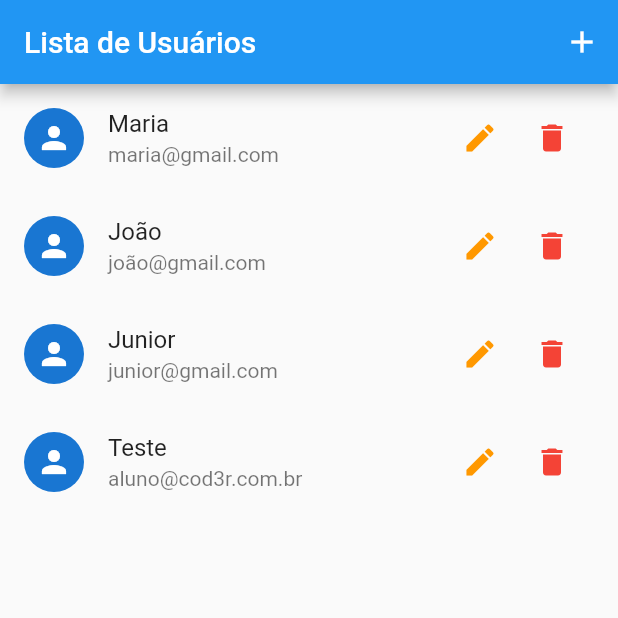
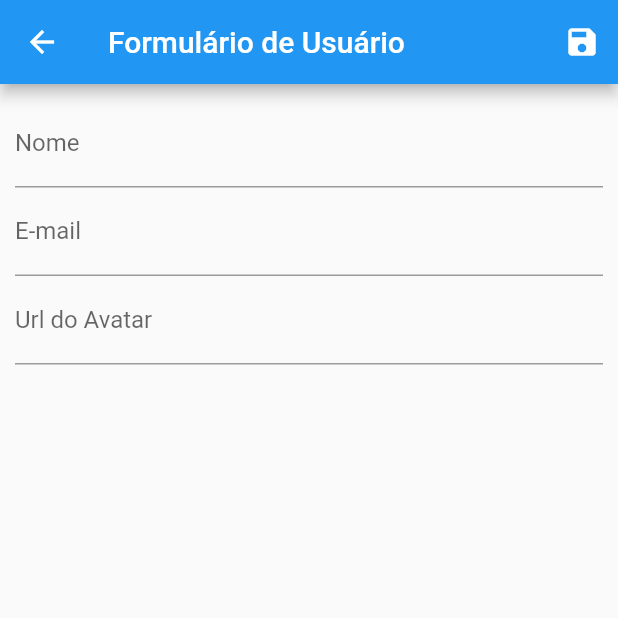
Before and after one commit to ludani/flutter_crud, a Flutter app: the screen it shows after launch, after a tap on the "add" icon, on a phone screen of 412 x 824 dp, the top half of it. Run offline on Flutter 3.47's test engine with Material 2 defaults, Android fonts, the phone set to English and light mode, and no system bars.

Commit message:
navegação

```diff
--- a/lib/components/user_tile.dart
+++ b/lib/components/user_tile.dart
@@ -1,5 +1,6 @@
 import 'package:flutter/material.dart';
 import 'package:flutter_crud/models/user.dart';
+import 'package:flutter_crud/routes/app_routes.dart';
 
 class UserTile extends StatelessWidget {
   final User user;
@@ -24,7 +25,9 @@ class UserTile extends StatelessWidget {
               IconButton(
                 icon: Icon(Icons.edit),
                 color: Colors.orange,
-                onPressed: () {},
+                onPressed: () {
+                  Navigator.of(context).pushNamed(AppRoutes.USER_FORM);
+                },
               ),
               IconButton(
                 icon: Icon(Icons.delete),
--- a/lib/main.dart
+++ b/lib/main.dart
@@ -1,5 +1,7 @@
 import 'package:flutter/material.dart';
 import 'package:flutter_crud/provider/users.dart';
+import 'package:flutter_crud/routes/app_routes.dart';
+import 'package:flutter_crud/views/user_form.dart';
 import 'package:flutter_crud/views/user_list.dart';
 import 'package:provider/provider.dart';
 
@@ -23,7 +25,11 @@ class MyApp extends StatelessWidget {
           primarySwatch: Colors.blue,
           visualDensity: VisualDensity.adaptivePlatformDensity,
         ),
-        home: UserList(),
+        // home: UserList(),
+        routes: {
+          AppRoutes.HOME: (_) => UserList(),
+          AppRoutes.USER_FORM: (_) => UserForm(),
+        },
       ),
     );
   }
--- a/lib/provider/users.dart
+++ b/lib/provider/users.dart
@@ -24,8 +24,10 @@ class Users with ChangeNotifier {
       return;
     }
 
+    if (user.id != null && user.id.trim().isEmpty && _items.containsKey(user.id)) {
+      _items.update(user.id, (_) => User(id: user.id, name: user.name, email: user.email, avatarUrl: user.avatarUrl));
+    } else {
       final id = Random().nextDouble().toString();
-
       _items.putIfAbsent(
         '1000',
         () => User(
@@ -35,9 +37,17 @@ class Users with ChangeNotifier {
           avatarUrl: user.avatarUrl,
         ),
       );
-    // adicionar
-    // ou alterar
+    }
 
     notifyListeners();
   }
+
+  void remove(User user) {
+    if (user != null && user.id != null) {
+      _items.remove(user.id);
+      notifyListeners();
     }
+  }
+}
+
+void remove(User byIndex) {}
--- /dev/null
+++ b/lib/routes/app_routes.dart
@@ -0,0 +1,4 @@
+class AppRoutes {
+  static const HOME = '/';
+  static const USER_FORM = '/user-form';
+}
--- /dev/null
+++ b/lib/views/user_form.dart
@@ -0,0 +1,38 @@
+import 'package:flutter/material.dart';
+
+class UserForm extends StatelessWidget {
+  @override
+  Widget build(BuildContext context) {
+    return Scaffold(
+      appBar: AppBar(
+        title: Text('Formulário de Usuário'),
+        actions: <Widget>[
+          IconButton(
+            icon: Icon(Icons.save),
+            onPressed: () => {
+              Navigator.of(context).pop(),
+            },
+          ),
+        ],
+      ),
+      body: Padding(
+        padding: EdgeInsets.all(10),
+        child: Form(
+          child: Column(
+            children: <Widget>[
+              TextFormField(
+                decoration: InputDecoration(labelText: 'Nome'),
+              ),
+              TextFormField(
+                decoration: InputDecoration(labelText: 'E-mail'),
+              ),
+              TextFormField(
+                decoration: InputDecoration(labelText: 'Url do Avatar'),
+              )
+            ],
+          ),
+        ),
+      ),
+    );
+  }
+}
--- a/lib/views/user_list.dart
+++ b/lib/views/user_list.dart
@@ -2,6 +2,7 @@ import 'package:flutter/material.dart';
 import 'package:flutter_crud/components/user_tile.dart';
 import 'package:flutter_crud/models/user.dart';
 import 'package:flutter_crud/provider/users.dart';
+import 'package:flutter_crud/routes/app_routes.dart';
 import 'package:provider/provider.dart';
 
 class UserList extends StatelessWidget {
@@ -16,13 +17,7 @@ class UserList extends StatelessWidget {
           IconButton(
             icon: Icon(Icons.add),
             onPressed: () {
-              users.put(
-                User(
-                  name: 'Teste',
-                  email: 'aluno@cod3r.com.br',
-                  avatarUrl: '',
-                ),
-              );
+              Navigator.of(context).pushNamed(AppRoutes.USER_FORM);
             },
           )
         ],
```
Lines whose indentation alone changed are shown as unchanged.
